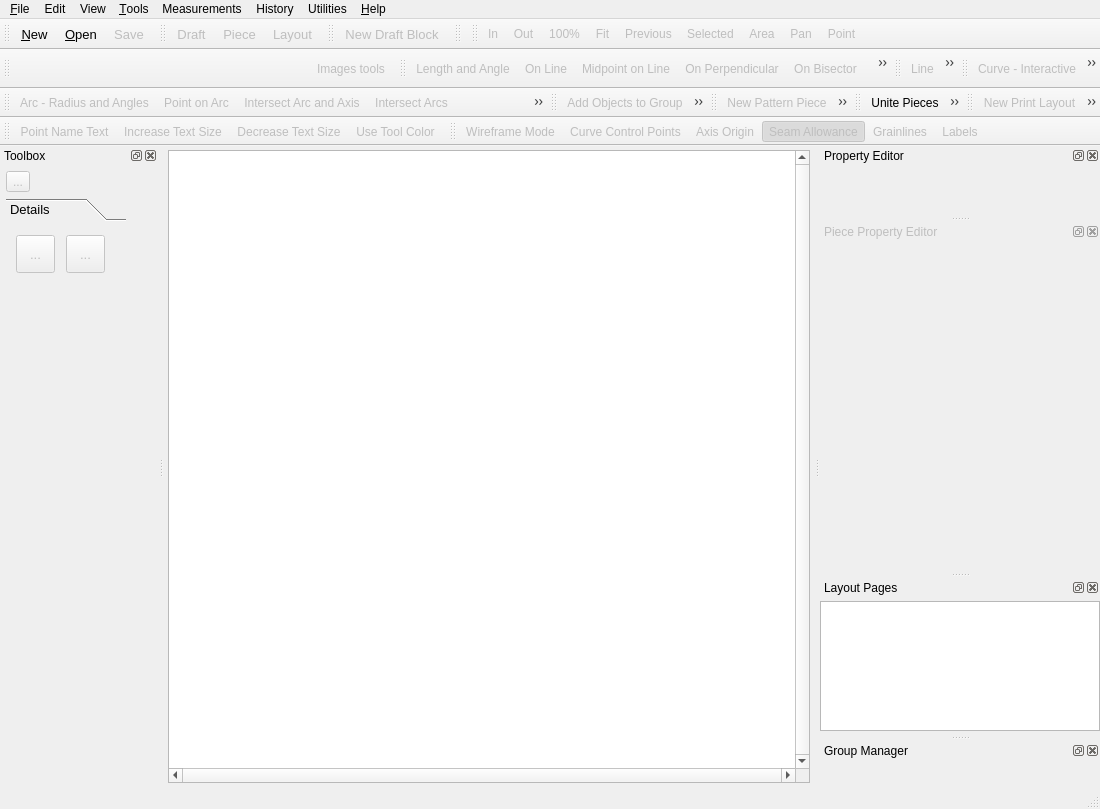
The window that src/app/seamly2d/mainwindow.ui (FashionFreedom/Seamly2D) describes before a commit, drawn with Qt 5.
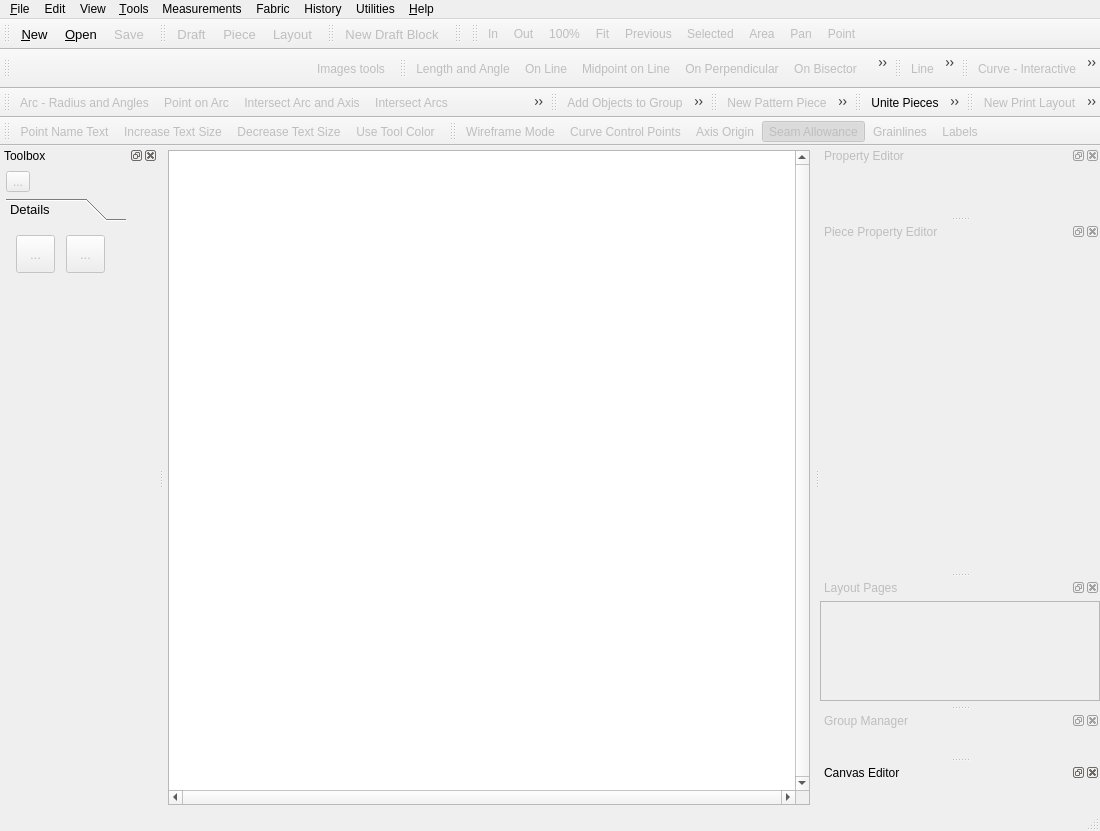
The same window after the commit. The open tabs and pages were chosen to show the change. Icons and pictures are not drawn. Custom widgets are drawn as their Qt base class.

Commit message: feat: Canvas Editor with QTreeWidget, expandable piece nodes, and node highlighting

```diff
--- a/src/app/seamly2d/mainwindow.ui
+++ b/src/app/seamly2d/mainwindow.ui
@@ -137,6 +137,13 @@
     <addaction name="table_Action"/>
     <addaction name="exportVariablesToCSV_Action"/>
    </widget>
+   <widget class="QMenu" name="fabric_Menu">
+    <property name="title">
+     <string>Fabric</string>
+    </property>
+    <addaction name="editFabric_Action"/>
+    <addaction name="addFabric_Action"/>
+   </widget>
    <widget class="QMenu" name="history_Menu">
     <property name="title">
      <string>History</string>
@@ -348,6 +355,7 @@
    <addaction name="view_Menu"/>
    <addaction name="tools_Menu"/>
    <addaction name="measurements_Menu"/>
+   <addaction name="fabric_Menu"/>
    <addaction name="history_Menu"/>
    <addaction name="menuUtiliries"/>
    <addaction name="help_Menu"/>
@@ -445,6 +453,9 @@
    </attribute>
   </widget>
   <widget class="QDockWidget" name="toolProperties_DockWidget">
+   <property name="enabled">
+    <bool>false</bool>
+   </property>
    <property name="minimumSize">
     <size>
      <width>220</width>
@@ -478,6 +489,9 @@
    <widget class="QWidget" name="piecePropertiesDockContents"/>
   </widget>
   <widget class="QDockWidget" name="layoutPages_DockWidget">
+   <property name="enabled">
+    <bool>false</bool>
+   </property>
    <property name="minimumSize">
     <size>
      <width>220</width>
@@ -564,7 +578,7 @@
   </widget>
   <widget class="QDockWidget" name="groups_DockWidget">
    <property name="enabled">
-    <bool>true</bool>
+    <bool>false</bool>
    </property>
    <property name="minimumSize">
     <size>
@@ -2644,6 +2658,21 @@
    <addaction name="toggleGrainLines_Action"/>
    <addaction name="toggleLabels_Action"/>
   </widget>
+  <widget class="QDockWidget" name="pieces_DockWidget">
+   <property name="minimumSize">
+    <size>
+     <width>82</width>
+     <height>46</height>
+    </size>
+   </property>
+   <property name="windowTitle">
+    <string>Canvas Editor</string>
+   </property>
+   <attribute name="dockWidgetArea">
+    <number>2</number>
+   </attribute>
+   <widget class="QWidget" name="dockWidgetContents_3"/>
+  </widget>
   <action name="actionNew">
    <property name="icon">
     <iconset resource="../../libs/vmisc/share/resources/theme.qrc">
```
Left out of the diff: 26 changed lines with no effect on the pictures. The commit also changes 9 other files.
